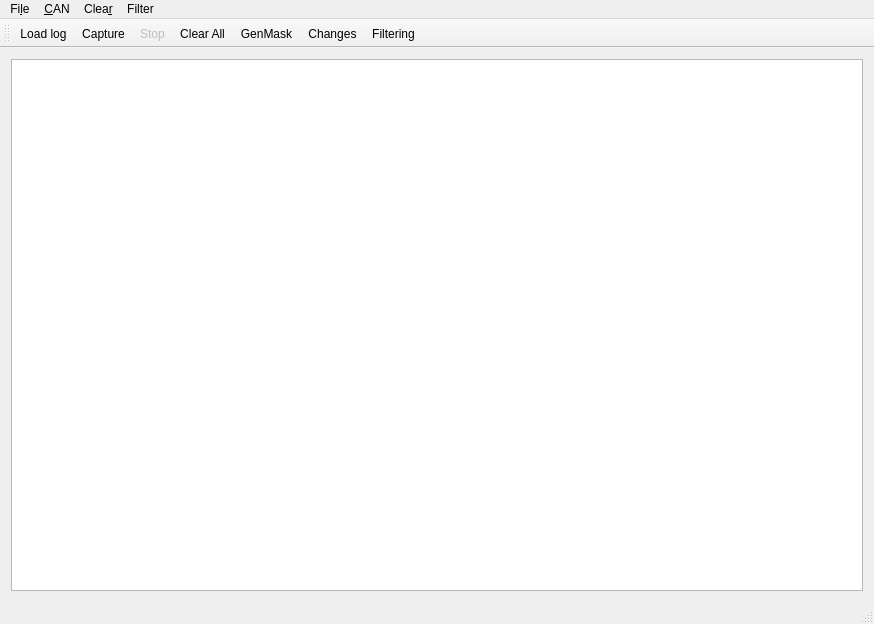
First picture: the form in mainwindow.ui, repository banyaszg/CANalizer, before the edit.
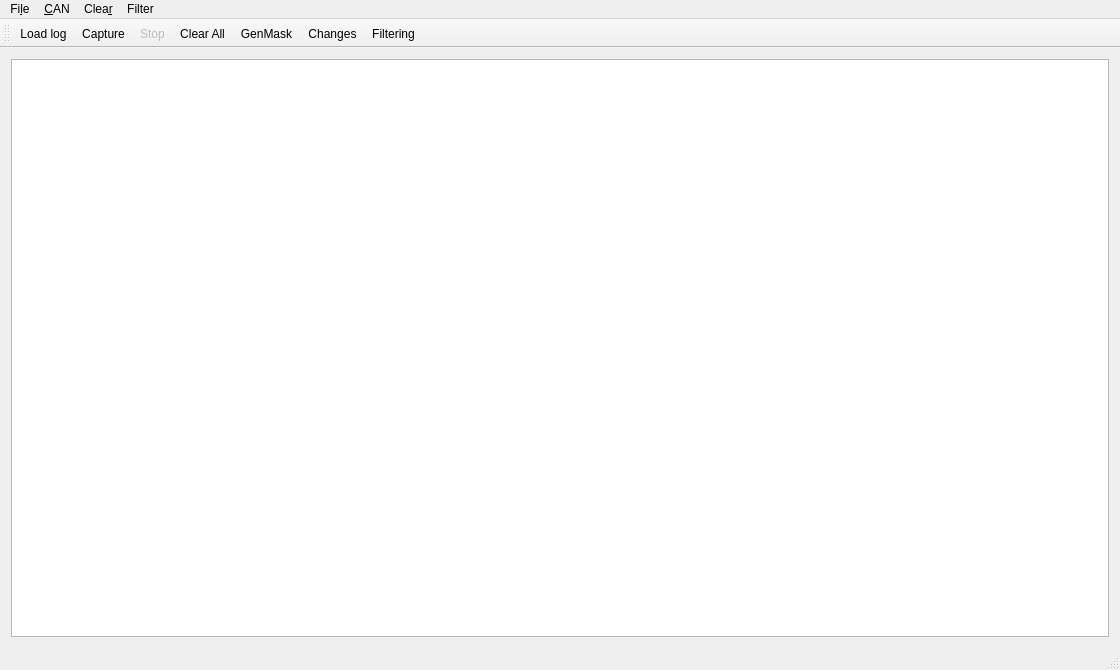
Second picture: the form after the edit.

Patch:
```diff
--- a/mainwindow.ui
+++ b/mainwindow.ui
@@ -6,8 +6,8 @@
    <rect>
     <x>0</x>
     <y>0</y>
-    <width>874</width>
-    <height>624</height>
+    <width>1120</width>
+    <height>670</height>
    </rect>
   </property>
   <property name="windowTitle">
@@ -38,7 +38,7 @@
     <rect>
      <x>0</x>
      <y>0</y>
-     <width>874</width>
+     <width>1120</width>
      <height>40</height>
     </rect>
    </property>
@@ -171,7 +171,7 @@
     <bool>true</bool>
    </property>
    <property name="text">
-    <string>Filtering</string>
+    <string>&amp;Filtering</string>
    </property>
    <property name="toolTip">
     <string>No new IDs</string>
```
Left out of the diff: 8 changed lines with no effect on the pictures.
